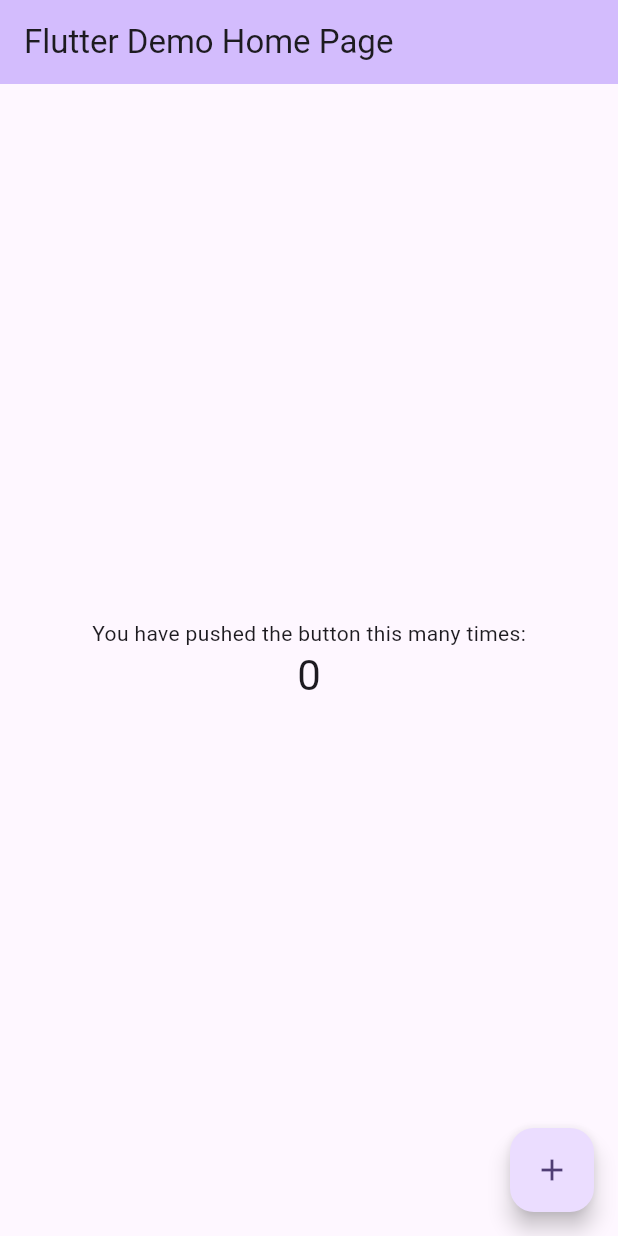
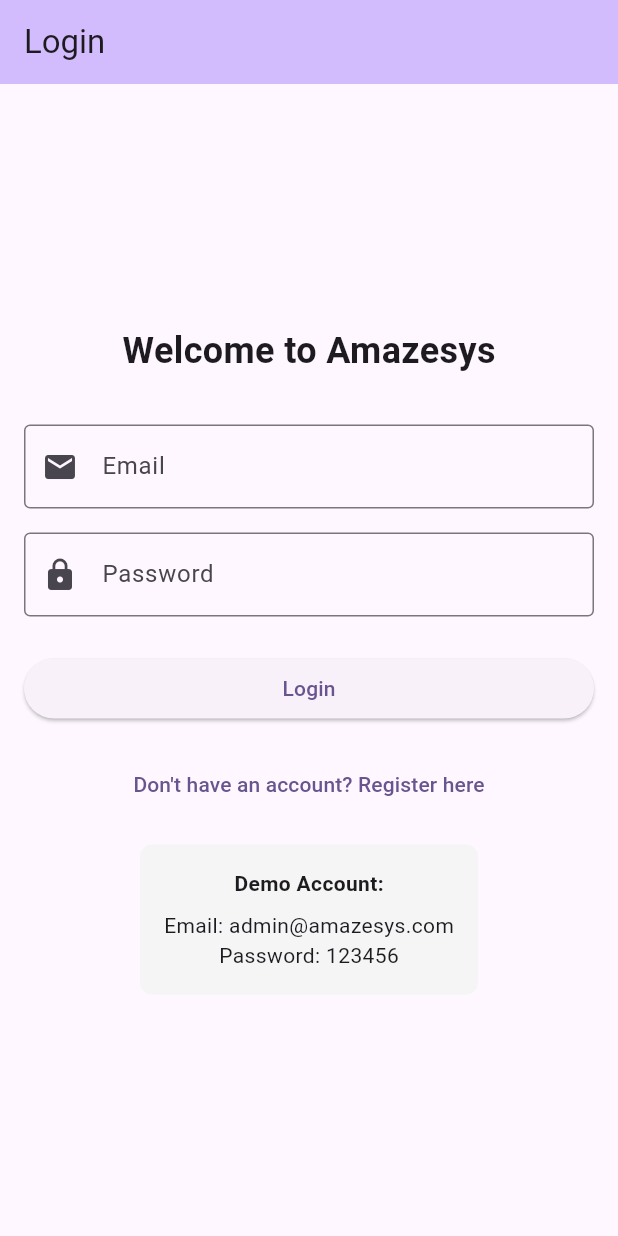
Before and after one commit to ForcesR2N/AmazeSYS-app, a Flutter app: the screen it shows after launch, on a phone screen of 412 x 824 dp. Run offline on Flutter 3.47's test engine with Material 3 defaults, Android fonts, the phone set to English and light mode, and no system bars; our stand-ins replace get; accounts and stored records are empty.

Commit message:
add structur getx & basic auth

```diff
--- /dev/null
+++ b/lib/bindings/auth_binding.dart
@@ -0,0 +1,9 @@
+import 'package:get/get.dart';
+import '../controllers/auth_controller.dart';
+
+class AuthBinding extends Bindings {
+  @override
+  void dependencies() {
+    Get.lazyPut<AuthController>(() => AuthController());
+  }
+}
--- a/lib/main.dart
+++ b/lib/main.dart
@@ -1,122 +1,24 @@
 import 'package:flutter/material.dart';
+import 'package:get/get.dart';
+import 'routes/app_pages.dart';
 
 void main() {
-  runApp(const MyApp());
+  runApp(MyApp());
 }
 
 class MyApp extends StatelessWidget {
-  const MyApp({super.key});
+  MyApp({super.key});
 
-  // This widget is the root of your application.
   @override
   Widget build(BuildContext context) {
-    return MaterialApp(
-      title: 'Flutter Demo',
+    return GetMaterialApp(
+      title: 'Amazesys App',
       theme: ThemeData(
-        // This is the theme of your application.
-        //
-        // TRY THIS: Try running your application with "flutter run". You'll see
-        // the application has a purple toolbar. Then, without quitting the app,
-        // try changing the seedColor in the colorScheme below to Colors.green
-        // and then invoke "hot reload" (save your changes or press the "hot
-        // reload" button in a Flutter-supported IDE, or press "r" if you used
-        // the command line to start the app).
-        //
-        // Notice that the counter didn't reset back to zero; the application
-        // state is not lost during the reload. To reset the state, use hot
-        // restart instead.
-        //
-        // This works for code too, not just values: Most code changes can be
-        // tested with just a hot reload.
         colorScheme: ColorScheme.fromSeed(seedColor: Colors.deepPurple),
+        useMaterial3: true,
       ),
-      home: const MyHomePage(title: 'Flutter Demo Home Page'),
+      initialRoute: AppPages.INITIAL,
+      getPages: AppPages.routes,
     );
   }
 }
-
-class MyHomePage extends StatefulWidget {
-  const MyHomePage({super.key, required this.title});
-
-  // This widget is the home page of your application. It is stateful, meaning
-  // that it has a State object (defined below) that contains fields that affect
-  // how it looks.
-
-  // This class is the configuration for the state. It holds the values (in this
-  // case the title) provided by the parent (in this case the App widget) and
-  // used by the build method of the State. Fields in a Widget subclass are
-  // always marked "final".
-
-  final String title;
-
-  @override
-  State<MyHomePage> createState() => _MyHomePageState();
-}
-
-class _MyHomePageState extends State<MyHomePage> {
-  int _counter = 0;
-
-  void _incrementCounter() {
-    setState(() {
-      // This call to setState tells the Flutter framework that something has
-      // changed in this State, which causes it to rerun the build method below
-      // so that the display can reflect the updated values. If we changed
-      // _counter without calling setState(), then the build method would not be
-      // called again, and so nothing would appear to happen.
-      _counter++;
-    });
-  }
-
-  @override
-  Widget build(BuildContext context) {
-    // This method is rerun every time setState is called, for instance as done
-    // by the _incrementCounter method above.
-    //
-    // The Flutter framework has been optimized to make rerunning build methods
-    // fast, so that you can just rebuild anything that needs updating rather
-    // than having to individually change instances of widgets.
-    return Scaffold(
-      appBar: AppBar(
-        // TRY THIS: Try changing the color here to a specific color (to
-        // Colors.amber, perhaps?) and trigger a hot reload to see the AppBar
-        // change color while the other colors stay the same.
-        backgroundColor: Theme.of(context).colorScheme.inversePrimary,
-        // Here we take the value from the MyHomePage object that was created by
-        // the App.build method, and use it to set our appbar title.
-        title: Text(widget.title),
-      ),
-      body: Center(
-        // Center is a layout widget. It takes a single child and positions it
-        // in the middle of the parent.
-        child: Column(
-          // Column is also a layout widget. It takes a list of children and
-          // arranges them vertically. By default, it sizes itself to fit its
-          // children horizontally, and tries to be as tall as its parent.
-          //
-          // Column has various properties to control how it sizes itself and
-          // how it positions its children. Here we use mainAxisAlignment to
-          // center the children vertically; the main axis here is the vertical
-          // axis because Columns are vertical (the cross axis would be
-          // horizontal).
-          //
-          // TRY THIS: Invoke "debug painting" (choose the "Toggle Debug Paint"
-          // action in the IDE, or press "p" in the console), to see the
-          // wireframe for each widget.
-          mainAxisAlignment: MainAxisAlignment.center,
-          children: <Widget>[
-            const Text('You have pushed the button this many times:'),
-            Text(
-              '$_counter',
-              style: Theme.of(context).textTheme.headlineMedium,
-            ),
-          ],
-        ),
-      ),
-      floatingActionButton: FloatingActionButton(
-        onPressed: _incrementCounter,
-        tooltip: 'Increment',
-        child: const Icon(Icons.add),
-      ), // This trailing comma makes auto-formatting nicer for build methods.
-    );
-  }
-}
--- /dev/null
+++ b/lib/models/user_model.dart
@@ -0,0 +1,27 @@
+class User {
+  final String id;
+  final String email;
+  final String name;
+
+  User({
+    required this.id,
+    required this.email,
+    required this.name,
+  });
+
+  factory User.fromJson(Map<String, dynamic> json) {
+    return User(
+      id: json['id'] ?? '',
+      email: json['email'] ?? '',
+      name: json['name'] ?? '',
+    );
+  }
+
+  Map<String, dynamic> toJson() {
+    return {
+      'id': id,
+      'email': email,
+      'name': name,
+    };
+  }
+}
--- /dev/null
+++ b/lib/pages/login_page.dart
@@ -0,0 +1,96 @@
+import 'package:flutter/material.dart';
+import 'package:get/get.dart';
+import '../controllers/auth_controller.dart';
+import '../routes/app_pages.dart';
+
+class LoginPage extends StatelessWidget {
+  LoginPage({super.key});
+
+  final AuthController authController = Get.find<AuthController>();
+  final TextEditingController emailController = TextEditingController();
+  final TextEditingController passwordController = TextEditingController();
+
+  @override
+  Widget build(BuildContext context) {
+    return Scaffold(
+      appBar: AppBar(
+        title: const Text('Login'),
+        backgroundColor: Theme.of(context).colorScheme.inversePrimary,
+      ),
+      body: Padding(
+        padding: const EdgeInsets.all(16.0),
+        child: Column(
+          mainAxisAlignment: MainAxisAlignment.center,
+          children: [
+            const Text(
+              'Welcome to Amazesys',
+              style: TextStyle(
+                fontSize: 24,
+                fontWeight: FontWeight.bold,
+              ),
+            ),
+            const SizedBox(height: 32),
+            TextField(
+              controller: emailController,
+              decoration: const InputDecoration(
+                labelText: 'Email',
+                border: OutlineInputBorder(),
+                prefixIcon: Icon(Icons.email),
+              ),
+              keyboardType: TextInputType.emailAddress,
+            ),
+            const SizedBox(height: 16),
+            TextField(
+              controller: passwordController,
+              decoration: const InputDecoration(
+                labelText: 'Password',
+                border: OutlineInputBorder(),
+                prefixIcon: Icon(Icons.lock),
+              ),
+              obscureText: true,
+            ),
+            const SizedBox(height: 24),
+            Obx(() => SizedBox(
+              width: double.infinity,
+              child: ElevatedButton(
+                onPressed: authController.isLoading
+                    ? null
+                    : () => authController.login(
+                          emailController.text,
+                          passwordController.text,
+                        ),
+                child: authController.isLoading
+                    ? const CircularProgressIndicator()
+                    : const Text('Login'),
+              ),
+            )),
+            const SizedBox(height: 16),
+            TextButton(
+              onPressed: () => Get.toNamed(Routes.REGISTER),
+              child: const Text('Don\'t have an account? Register here'),
+            ),
+            const SizedBox(height: 16),
+            Container(
+              padding: const EdgeInsets.all(16),
+              decoration: BoxDecoration(
+                color: Colors.grey[100],
+                borderRadius: BorderRadius.circular(8),
+              ),
+              child: const Column(
+                children: [
+                  Text(
+                    'Demo Account:',
+                    style: TextStyle(fontWeight: FontWeight.bold),
+                  ),
+                  SizedBox(height: 8),
+                  Text('Email: admin@amazesys.com'),
+                  Text('Password: 123456'),
+                ],
+              ),
+            ),
+          ],
+        ),
+      ),
+    );
+  }
+}
--- /dev/null
+++ b/lib/routes/app_pages.dart
@@ -0,0 +1,39 @@
+import 'package:get/get.dart';
+import '../pages/login_page.dart';
+import '../pages/register_page.dart';
+import '../pages/home_page.dart';
+import '../bindings/auth_binding.dart';
+
+abstract class Routes {
+  static const LOGIN = _Paths.LOGIN;
+  static const REGISTER = _Paths.REGISTER;
+  static const HOME = _Paths.HOME;
+}
+
+abstract class _Paths {
+  static const LOGIN = '/login';
+  static const REGISTER = '/register';
+  static const HOME = '/home';
+}
+
+class AppPages {
+  static const INITIAL = Routes.LOGIN;
+
+  static final routes = [
+    GetPage(
+      name: _Paths.LOGIN,
+      page: () => LoginPage(),
+      binding: AuthBinding(),
+    ),
+    GetPage(
+      name: _Paths.REGISTER,
+      page: () => RegisterPage(),
+      binding: AuthBinding(),
+    ),
+    GetPage(
+      name: _Paths.HOME,
+      page: () => HomePage(),
+      binding: AuthBinding(),
+    ),
+  ];
+}
--- /dev/null
+++ b/lib/services/auth_service.dart
@@ -0,0 +1,52 @@
+import '../models/user_model.dart';
+
+class AuthService {
+  static const String hardcodeEmail = 'admin@amazesys.com';
+  static const String hardcodePassword = '123456';
+
+  static List<User> registeredUsers = [
+    User(
+      id: '1',
+      email: hardcodeEmail,
+      name: 'Admin Amazesys',
+    ),
+  ];
+
+  Future<User?> login(String email, String password) async {
+    await Future.delayed(const Duration(seconds: 1));
+
+    if (email == hardcodeEmail && password == hardcodePassword) {
+      return registeredUsers.first;
+    }
+
+    for (var user in registeredUsers) {
+      if (user.email == email) {
+        return user;
+      }
+    }
+
+    return null;
+  }
+
+  Future<bool> register(String email, String password, String name) async {
+    await Future.delayed(const Duration(seconds: 1));
+
+    bool emailExists = registeredUsers.any((user) => user.email == email);
+    if (emailExists) {
+      return false;
+    }
+
+    User newUser = User(
+      id: DateTime.now().millisecondsSinceEpoch.toString(),
+      email: email,
+      name: name,
+    );
+
+    registeredUsers.add(newUser);
+    return true;
+  }
+
+  Future<void> logout() async {
+    await Future.delayed(const Duration(milliseconds: 500));
+  }
+}
--- a/pubspec.yaml
+++ b/pubspec.yaml
@@ -34,6 +34,7 @@ dependencies:
   # The following adds the Cupertino Icons font to your application.
   # Use with the CupertinoIcons class for iOS style icons.
   cupertino_icons: ^1.0.8
+  get: ^4.6.6
 
 dev_dependencies:
   flutter_test:
```
Also changed, not shown: lib/controllers/auth_controller.dart (added, +142 -0 lines), lib/pages/home_page.dart (added, +91 -0 lines), lib/pages/register_page.dart (added, +111 -0 lines), pubspec.lock, 1 other file.
